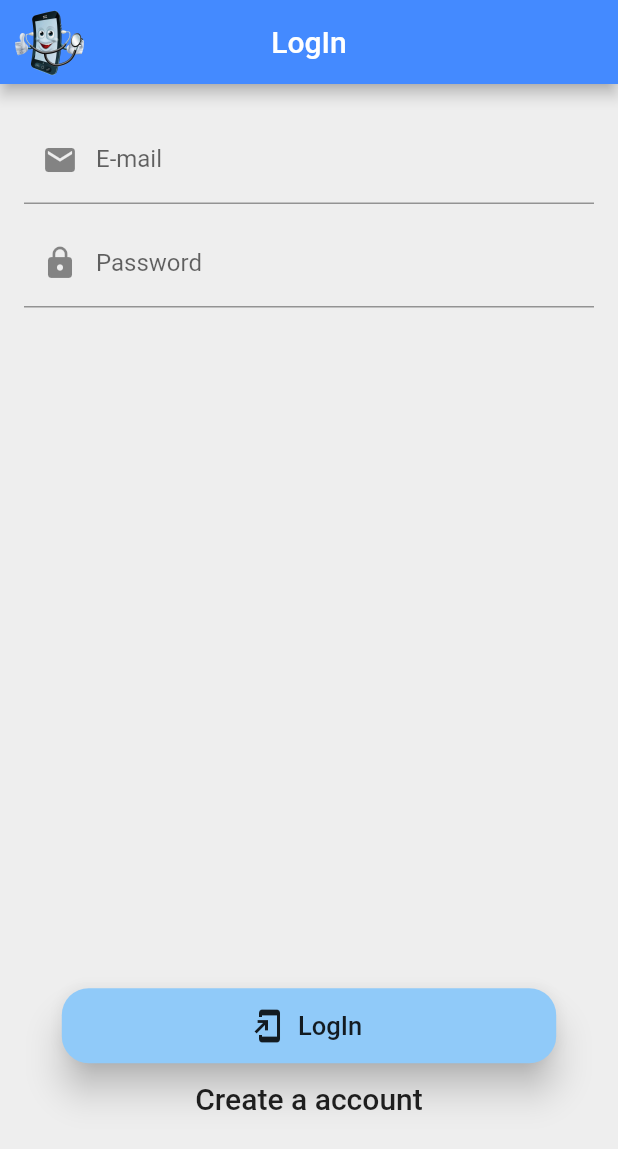
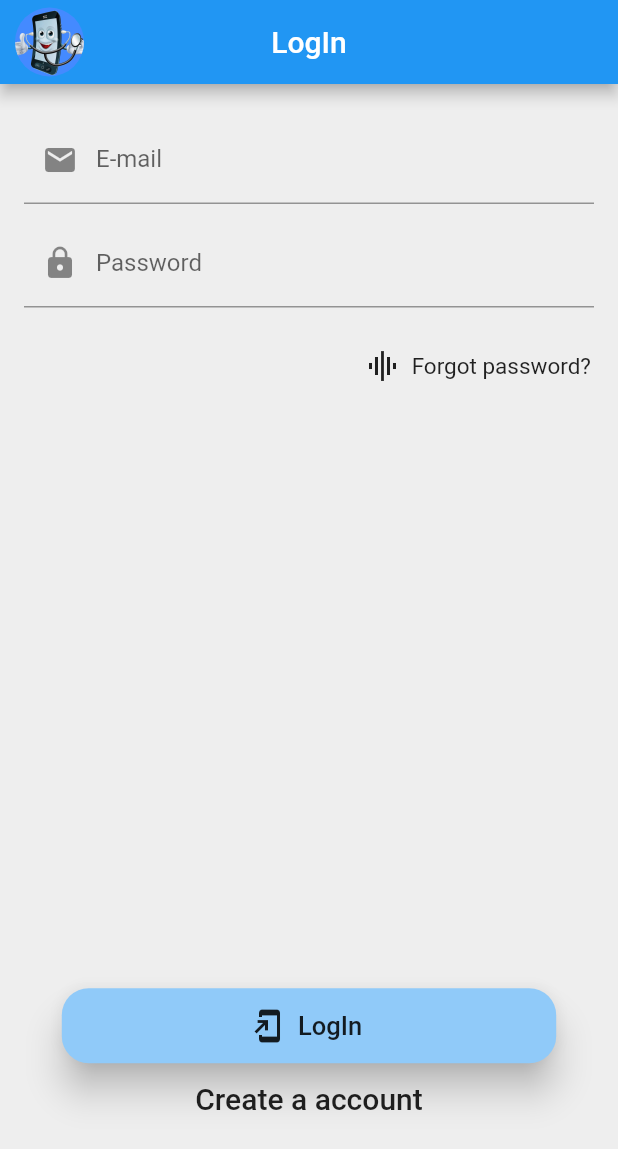
Before and after one commit to KushanChamindu/health-care-support-system, a Flutter app: the screen it shows after launch, on a phone screen of 412 x 824 dp. Shown: the top 1149 px of the screen. Run offline on Flutter 3.47's test engine with Material 2 defaults, Android fonts, the phone set to English and light mode, and no system bars; our stand-ins replace cloud_firestore, curved_navigation_bar, datetime_picker_formfield, firebase_auth, firebase_storage, fl_chart and 4 more; missing offline and left inert: flutter_dialogflow, flutter_webview_plugin; accounts and stored records are empty; project files that could hold a hidden picture were left out.

Commit message:
reset password done!

```diff
--- a/lib/Pages/Loading.dart
+++ b/lib/Pages/Auth/Loading.dart
@@ -247,10 +247,13 @@ class _LoadingState extends State<Loading> with SingleTickerProviderStateMixin {
                     ),
                     actions: <Widget>[
                       CupertinoButton(
-                          child: Text("Ok",key: Key('error_box_ok_button'),),
-                          onPressed: () {
-                            Navigator.pushReplacementNamed(context, '/');
-                          },
+                        child: Text("Ok", key: Key('error_box_ok_button'),),
+                        onPressed: () {
+                          widget.user == null ? Navigator.pushReplacementNamed(
+                              context, '/login', arguments:{'config':'login',"email":widget.email,"password":widget.passwaord,"user":null}) :
+                          Navigator.pushReplacementNamed(
+                              context, '/login', arguments:{'config':'register',"email":widget.email,"password":widget.passwaord,"user":widget.user});
+                        },
                       ),
                     ],
                   )),
--- a/lib/Pages/Auth/LogIn.dart
+++ b/lib/Pages/Auth/LogIn.dart
@@ -3,7 +3,7 @@ import 'package:flutter/material.dart';
 import 'package:flutter/rendering.dart';
 import 'package:healthcaresupportsystem/Pages/Auth/Service/Auth.dart';
 import 'package:healthcaresupportsystem/Pages/Auth/User.dart';
-import 'package:healthcaresupportsystem/Pages/Loading.dart';
+import 'package:healthcaresupportsystem/Pages/Auth/Loading.dart';
 import 'package:datetime_picker_formfield/datetime_picker_formfield.dart';
 import 'package:healthcaresupportsystem/Pages/validation/ValidationForm_userForms.dart';
 import 'package:intl/intl.dart';
@@ -17,7 +17,7 @@ class LogIn extends StatefulWidget {
   _LogInState createState() => _LogInState();
 }
 
-enum FormType { logIn, register }
+enum FormType { logIn, register, reset }
 enum LoadingStatus { loadLogIn, loadRegister, nigther }
 
 class _LogInState extends State<LogIn> {
@@ -33,6 +33,7 @@ class _LogInState extends State<LogIn> {
   DateTime Birthday;
   String bloodGroup;
   FormType _formType = FormType.logIn;
+  int config = 0;
 
   @override
   void initState() {
@@ -46,17 +47,49 @@ class _LogInState extends State<LogIn> {
     });
   }
 
-  void switchForm() {
+  @override
+  Widget build(BuildContext context) {
+    dynamic args = ModalRoute.of(context).settings.arguments;
+    if (args != null &&
+        args['user'] == null &&
+        args['config'] == 'login' &&
+        config == 0) {
+      _email = args["email"];
+      _password = args["password"];
+      _formType = FormType.logIn;
+    } else if (args != null &&
+        args['user'] != null &&
+        args['config'] == 'register' &&
+        config == 0) {
+      _email = args["email"];
+      _password = args["password"];
+      Username = args['user'].Username;
+      Birthday = args['user'].Birthday;
+      bloodGroup = args['user'].bloodGroup;
+      _passwordController.text = _password;
+      _controller.text = bloodGroup;
       setState(() {
-      if (_formType == FormType.logIn) {
+        _formType = FormType.register;
+      });
+    }
+    final format = DateFormat("yyyy-MM-dd");
+
+    void switchForm(formType) {
+      setState(() {
+        if (formType == FormType.register) {
           formKey.currentState.reset();
           App_bar_title = "Register";
           _formType = FormType.register;
-      } else if (_formType == FormType.register) {
+        } else if (formType == FormType.logIn) {
           formKey.currentState.reset();
           App_bar_title = "LogIn";
           _formType = FormType.logIn;
+        } else if (formType == FormType.reset) {
+          formKey.currentState.reset();
+          App_bar_title = "Passwrod reset";
+          _formType = FormType.reset;
         }
+        config = 1;
       });
     }
 
@@ -88,8 +121,6 @@ class _LogInState extends State<LogIn> {
       }
     }
 
-  @override
-  Widget build(BuildContext context) {
     List<String> blood_groups = [
       'O−',
       'O+',
@@ -101,6 +132,25 @@ class _LogInState extends State<LogIn> {
       'AB+'
     ];
 
+    createAlertDialog(context){
+      return showDialog(context: context,builder: (context){
+        return AlertDialog(
+          title: Text("Rest password"),
+          content: Text('We will mail you a link.... Check this $_email email and click link to reset password'),
+          actions: <Widget>[
+            MaterialButton(
+              elevation: 2.0,
+              child: Text('Ok'),
+              onPressed: () {
+                Navigator.of(context).pop();
+                switchForm(FormType.logIn);
+              },
+            ),
+          ],
+        );
+      });
+    }
+
     List<Widget> buildInputs() {
       if (_formType == FormType.logIn) {
         return [
@@ -108,6 +158,7 @@ class _LogInState extends State<LogIn> {
             height: 5,
           ),
           TextFormField(
+            initialValue: _email == null ? '' : _email,
             key: Key('loginEmailField'),
             decoration: InputDecoration(
                 labelText: 'E-mail',
@@ -123,6 +174,7 @@ class _LogInState extends State<LogIn> {
             height: 10,
           ),
           TextFormField(
+            initialValue: _password == null ? '' : _password,
             key: Key('loginPasswordField'),
             decoration: InputDecoration(
                 focusedBorder: OutlineInputBorder(
@@ -131,14 +183,17 @@ class _LogInState extends State<LogIn> {
                 labelText: 'Password',
                 hintText: 'Input Password',
                 prefixIcon: Icon(Icons.lock)),
-            validator: (value) => ValidationForm_userForms.passwordValidate(value),
+            validator: (value) =>
+                ValidationForm_userForms.passwordValidate(value),
             obscureText: true,
             onSaved: (value) => _password = value,
           ),
         ];
-      } else if (_formType == FormType.register) {
+      }
+      else if (_formType == FormType.register) {
         return [
           TextFormField(
+            initialValue: Username == null ? '' : Username,
             key: ValueKey('registerUsernameField'),
             decoration: InputDecoration(
                 labelText: 'User name',
@@ -147,13 +202,15 @@ class _LogInState extends State<LogIn> {
                 focusedBorder: OutlineInputBorder(
                     borderRadius: BorderRadius.all(Radius.circular(4)),
                     borderSide: BorderSide(width: 1, color: Colors.blue))),
-            validator: (value) => ValidationForm_userForms.usernameValidate(value),
+            validator: (value) =>
+                ValidationForm_userForms.usernameValidate(value),
             onSaved: (value) => Username = value,
           ),
           SizedBox(
             height: 10,
           ),
           TextFormField(
+            initialValue: _email == null ? '' : _email,
             key: ValueKey('registerEmailField'),
             decoration: InputDecoration(
                 labelText: 'E-mail',
@@ -171,9 +228,11 @@ class _LogInState extends State<LogIn> {
           Column(children: <Widget>[
 //            Text('Basic date field (${format.pattern})'),
             DateTimeField(
+              initialValue: Birthday == null ? null : Birthday,
               key: ValueKey('registerDateTimeField'),
               onSaved: (value) => Birthday = value,
-              validator: (value) => ValidationForm_userForms.dateValidate(value),
+              validator: (value) =>
+                  ValidationForm_userForms.dateValidate(value),
               decoration: InputDecoration(
                   labelText: 'Birthday',
                   hintText: 'Input birthday',
@@ -195,6 +254,7 @@ class _LogInState extends State<LogIn> {
             height: 10,
           ),
           TextFormField(
+            readOnly: true,
             key: ValueKey('registerBloodGroupField'),
             validator: (value) => ValidationForm_userForms.bloodValidate(value),
             onSaved: (value) => bloodGroup = value,
@@ -234,7 +294,8 @@ class _LogInState extends State<LogIn> {
                 labelText: 'Password',
                 hintText: 'Input Password',
                 prefixIcon: Icon(Icons.lock)),
-            validator: (value) => ValidationForm_userForms.passwordValidate(value),
+            validator: (value) =>
+                ValidationForm_userForms.passwordValidate(value),
             obscureText: true,
             onSaved: (value) => _password = value,
           ),
@@ -251,9 +312,137 @@ class _LogInState extends State<LogIn> {
                 labelText: 'Confirm password',
                 hintText: 'Input same password',
                 prefixIcon: Icon(Icons.lock)),
-            validator: (value) =>
-                ValidationForm_userForms.confirmPassValidate(value, _passwordController),
+            validator: (value) => ValidationForm_userForms.confirmPassValidate(
+                value, _passwordController),
             obscureText: true,
+          ),
+        ];
+      }
+      else if(_formType==FormType.reset){
+        return [SizedBox(
+          height: 5,
+        ),
+          TextFormField(
+            key: Key('forgetpPasswordEmail'),
+            decoration: InputDecoration(
+                labelText: 'E-mail',
+                hintText: 'Input valid E-mail',
+                prefixIcon: Icon(Icons.email),
+                focusedBorder: OutlineInputBorder(
+                    borderRadius: BorderRadius.all(Radius.circular(4)),
+                    borderSide: BorderSide(width: 1, color: Colors.blue))),
+            validator: (value) => ValidationForm_userForms.emailValidate(value),
+            onSaved: (value) => _email = value,
+          ),
+          SizedBox(
+            height: 10,
+          )];
+      }
+    }
+
+    List<Widget> buildSubmitButtons() {
+      if (_formType == FormType.logIn) {
+        return [
+          SizedBox(
+            height: 10,
+          ),
+          Container(
+            height: 50,
+            width: MediaQuery.of(context).size.width * 0.8,
+            child: RaisedButton.icon(
+              key: Key('logInButton'),
+              shape: RoundedRectangleBorder(
+                  borderRadius: BorderRadius.circular(18)),
+              color: Colors.blue[200],
+              splashColor: Colors.black38,
+              elevation: 10,
+              onPressed: validateAndSubmit,
+              icon: Icon(Icons.add_to_home_screen),
+              label: Text(
+                "LogIn",
+                style: TextStyle(fontSize: 17),
+              ),
+            ),
+          ),
+          FlatButton(
+            child: Text(
+              'Create a account',
+              style: TextStyle(fontSize: 20),
+              key: ValueKey('register_switch_button'),
+            ),
+            onPressed: () {
+              switchForm(FormType.register);
+            },
+          ),
+        ];
+//      e.toString().split(',')[1]
+      }
+      else if (_formType == FormType.register) {
+        return [
+          SizedBox(
+            height: 10,
+          ),
+          Container(
+            height: 50,
+            width: MediaQuery.of(context).size.width * 0.8,
+            child: RaisedButton.icon(
+              shape: RoundedRectangleBorder(
+                  borderRadius: BorderRadius.circular(18)),
+              color: Colors.blue[200],
+              splashColor: Colors.black38,
+              elevation: 10,
+              onPressed: validateAndSubmit,
+              icon: Icon(Icons.create),
+              label: Text("Resgister", key: ValueKey('registerButton')),
+            ),
+          ),
+          FlatButton(
+            child: Text(
+              'Have a account? LogIn',
+              style: TextStyle(fontSize: 20),
+              key: ValueKey('login_switch_button'),
+            ),
+            onPressed: () {
+              switchForm(FormType.logIn);
+            },
+          ),
+        ];
+      }
+      else if(_formType==FormType.reset){
+        return[SizedBox(
+          height: 10,
+        ),
+          Container(
+            height: 50,
+            width: MediaQuery.of(context).size.width * 0.8,
+            child: RaisedButton.icon(
+              key: Key('Reset password 2'),
+              shape: RoundedRectangleBorder(
+                  borderRadius: BorderRadius.circular(18)),
+              color: Colors.blue[200],
+              splashColor: Colors.black38,
+              elevation: 10,
+              onPressed: ()async{
+                validateAndSave();
+                createAlertDialog(context);
+                await widget.auth.sendPasswordResetEmail(_email);
+                },
+              icon: Icon(Icons.graphic_eq),
+              label: Text(
+                "Reset password",
+                style: TextStyle(fontSize: 17),
+              ),
+            ),
+          ),
+          FlatButton(
+            child: Text(
+              'Return Login page',
+              style: TextStyle(fontSize: 17),
+              key: ValueKey('return_login_button'),
+            ),
+            onPressed: () {
+              switchForm(FormType.logIn);
+            },
           ),
         ];
       }
@@ -278,12 +467,11 @@ class _LogInState extends State<LogIn> {
                 backgroundColor: Colors.blueAccent,
               ),
             ),
-//        centerTitle: true,
-            backgroundColor: Colors.blueAccent,
+//        centerTitle:             backgroundColor: Colors.blueAccent,
           ),
           body: Container(
             child: Padding(
-              padding: const EdgeInsets.only(top:16.0,right: 16,left: 16),
+              padding: const EdgeInsets.only(top: 16.0, right: 16, left: 16),
               child: Form(
                   key: formKey,
                   child: SingleChildScrollView(
@@ -293,8 +481,28 @@ class _LogInState extends State<LogIn> {
                           crossAxisAlignment: CrossAxisAlignment.stretch,
                           children: buildInputs(),
                         ),
+                        Container(
+                          child: _formType == FormType.logIn
+                              ? Padding(
+                                  padding: EdgeInsets.only(
+                                      top: 160,
+                                      left: MediaQuery.of(context).size.width -
+                                          185),
+                                  child: InkWell(
+                                    onTap: () {switchForm(FormType.reset);},
+                                    child: Row(
+                                      children: <Widget>[
+                                        Icon(Icons.graphic_eq),
+                                        Text("  Forgot password?",style: TextStyle(fontSize: 15),)
+                                      ],
+                                    ),
+                                  ),
+                                )
+                              : null,
+                        ),
                         Padding(
-                          padding: EdgeInsets.only(top:MediaQuery.of(context).size.height*0.7),
+                          padding: EdgeInsets.only(
+                              top: MediaQuery.of(context).size.height * 0.7),
                           child: Container(
                             width: 400,
                             child: Column(children: buildSubmitButtons()),
@@ -307,6 +515,7 @@ class _LogInState extends State<LogIn> {
           ),
         );
       case LoadingStatus.loadLogIn:
+        formKey.currentState.save();
         return Loading(
           auth: Auth(),
           email: _email,
@@ -314,6 +523,7 @@ class _LogInState extends State<LogIn> {
           isLogInResquest: true,
         );
       case LoadingStatus.loadRegister:
+        formKey.currentState.save();
         return Loading(
           auth: Auth(),
           email: _email,
@@ -327,71 +537,4 @@ class _LogInState extends State<LogIn> {
         );
     }
   }
-
-  final format = DateFormat("yyyy-MM-dd");
-
-  List<Widget> buildSubmitButtons() {
-    if (_formType == FormType.logIn) {
-      return [
-        SizedBox(
-          height: 10,
-        ),
-        Container(
-          height: 50,
-          width: MediaQuery.of(context).size.width*0.8,
-          child: RaisedButton.icon(
-            key: Key('logInButton'),
-            shape:
-                RoundedRectangleBorder(borderRadius: BorderRadius.circular(18)),
-            color: Colors.blue[200],
-            splashColor: Colors.black38,
-            elevation: 10,
-            onPressed: validateAndSubmit,
-            icon: Icon(Icons.add_to_home_screen),
-            label: Text(
-              "LogIn",
-              style: TextStyle(fontSize: 17),
-            ),
-          ),
-        ),
-        FlatButton(
-          child: Text(
-            'Create a account',
-            style: TextStyle(fontSize: 20),
-            key: ValueKey('register_switch_button'),
-          ),
-          onPressed: switchForm,
-        ),
-      ];
-//      e.toString().split(',')[1]
-    } else if (_formType == FormType.register) {
-      return [
-        SizedBox(
-          height: 10,
-        ),
-        Container(
-          height: 50,
-          width: MediaQuery.of(context).size.width*0.8,
-          child: RaisedButton.icon(
-            shape:
-                RoundedRectangleBorder(borderRadius: BorderRadius.circular(18)),
-            color: Colors.blue[200],
-            splashColor: Colors.black38,
-            elevation: 10,
-            onPressed: validateAndSubmit,
-            icon: Icon(Icons.create),
-            label: Text("Resgister", key: ValueKey('registerButton')),
-          ),
-        ),
-        FlatButton(
-          child: Text(
-            'Have a account? LogIn',
-            style: TextStyle(fontSize: 20),
-            key: ValueKey('login_switch_button'),
-          ),
-          onPressed: switchForm,
-        ),
-      ];
 }
-  }
-}
--- a/lib/Pages/Auth/Service/Auth.dart
+++ b/lib/Pages/Auth/Service/Auth.dart
@@ -17,6 +17,7 @@ abstract class BaseAuth {
   Future setUserImageDetails(String uid, String ImageURL);
   Future setCKDPrediction(String uid, double percentage);
   Future setBreastCancerPrediction(String uid, double percentage);
+  Future sendPasswordResetEmail(String email);
 }
 
 class Auth implements BaseAuth {
@@ -24,6 +25,10 @@ class Auth implements BaseAuth {
   Firestore.instance.collection('waterNotification');
   final CollectionReference dietNotification =
   Firestore.instance.collection('dietNotification');
+  final CollectionReference userData =
+  Firestore.instance.collection('user_data');
+
+  //sign in
   Future<String> signInWithEmailAndPassword(
       String email, String password) async {
     AuthResult result = await FirebaseAuth.instance
@@ -32,6 +37,7 @@ class Auth implements BaseAuth {
     return user.uid;
   }
 
+  //create user
   Future<String> createUserWithEmailAndPassword(
       String email, String password) async {
     AuthResult result = await FirebaseAuth.instance
@@ -40,6 +46,7 @@ class Auth implements BaseAuth {
     return user.uid;
   }
 
+  //get current user
   Future<String> currentUser() async {
     FirebaseUser user = await FirebaseAuth.instance.currentUser();
     if (user == null) {
@@ -49,21 +56,28 @@ class Auth implements BaseAuth {
     }
   }
 
+  //sign out
   Future<void> singOut() async {
     return FirebaseAuth.instance.signOut();
   }
+
+  //set ckd predictions result
   Future setCKDPrediction(String uid, double percentage)async{
     DateTime date= DateTime.now();
     await userData.document(uid).updateData({
       'CKD':'${percentage.toString()}_${date.toIso8601String()}'
     });
   }
+
+  //set breast cancer prediction result
   Future setBreastCancerPrediction(String uid, double percentage)async{
     DateTime date= DateTime.now();
     await userData.document(uid).updateData({
       'Breast_canser':'${percentage.toString()}_${date.toIso8601String()}'
     });
   }
+
+  //create user data/ water notification data/ diet notification data
   Future setUserData(
       String uid, String Username, DateTime Birthday, String bloodGroup) async {
     print("in updateUserData function ${uid}");
@@ -112,6 +126,7 @@ class Auth implements BaseAuth {
     return null;
   }
 
+  //update account details
   Future updateAccountDetails(
       String uid, String Username, String bloodGroup, DateTime Birthday) async {
     await Firestore.instance.collection('user_data').document(uid).updateData({
@@ -121,6 +136,7 @@ class Auth implements BaseAuth {
     });
   }
 
+  //set user profile picture
   Future setUserImageDetails(String uid, String ImageURL) async {
     Firestore.instance
         .collection('user_data')
@@ -128,8 +144,10 @@ class Auth implements BaseAuth {
         .updateData({'ProfilePic': ImageURL});
   }
 
-  final CollectionReference userData =
-      Firestore.instance.collection('user_data');
+  //reset password
+  Future sendPasswordResetEmail(String email)async{
+    return FirebaseAuth.instance.sendPasswordResetEmail(email: email);
+  }
 
   // ignore: non_constant_identifier_names
   Stream<QuerySnapshot> get user_data{
--- a/lib/main.dart
+++ b/lib/main.dart
@@ -16,7 +16,7 @@ import 'package:healthcaresupportsystem/Pages/notificationManager/waterNotificat
 import 'Pages/Auth/LogIn.dart';
 import 'Pages/CKD_pages/CKD_message.dart';
 import 'Pages/CKD_pages/CKD_discription.dart';
-import 'Pages/SplashScreen.dart';
+import 'Pages/Auth/SplashScreen.dart';
 import 'Pages/breast_cancer/breast_cancer.dart';
 import 'Pages/breast_cancer/prediction/b_result.dart';
 import 'Pages/breast_cancer/prediction/breast_cancer_prediction.dart';
```
Also changed, not shown: lib/Pages/Auth/SplashScreen.dart (renamed from lib/Pages/SplashScreen.dart), 1 other file. Lines whose indentation alone changed are shown as unchanged.
